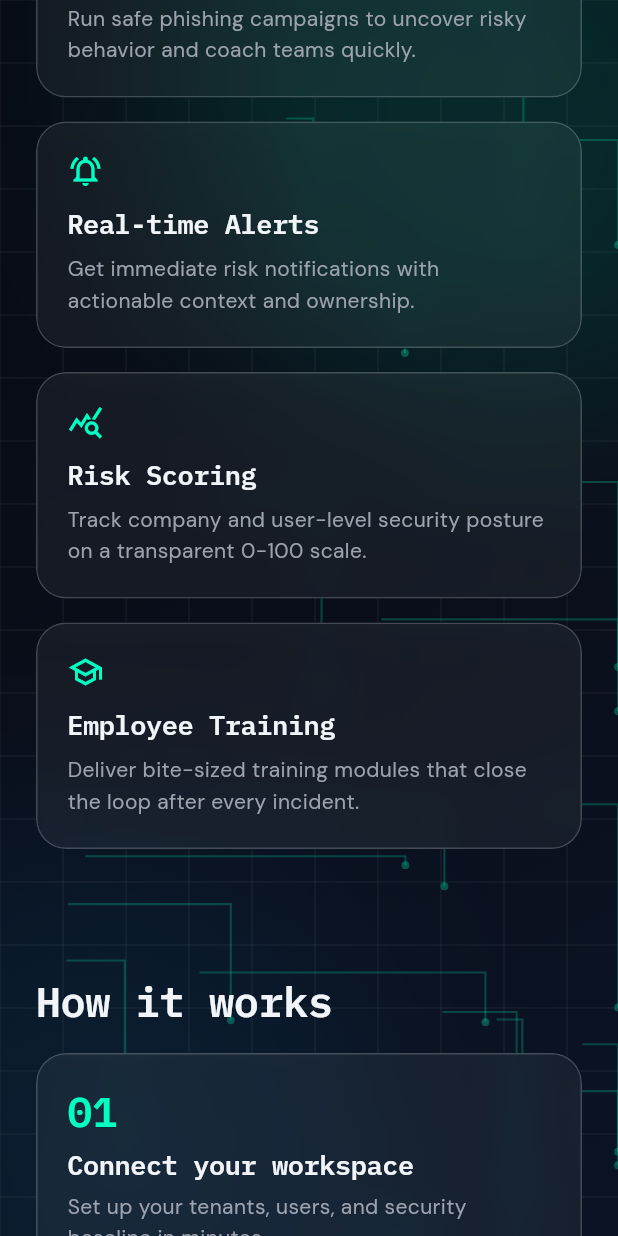
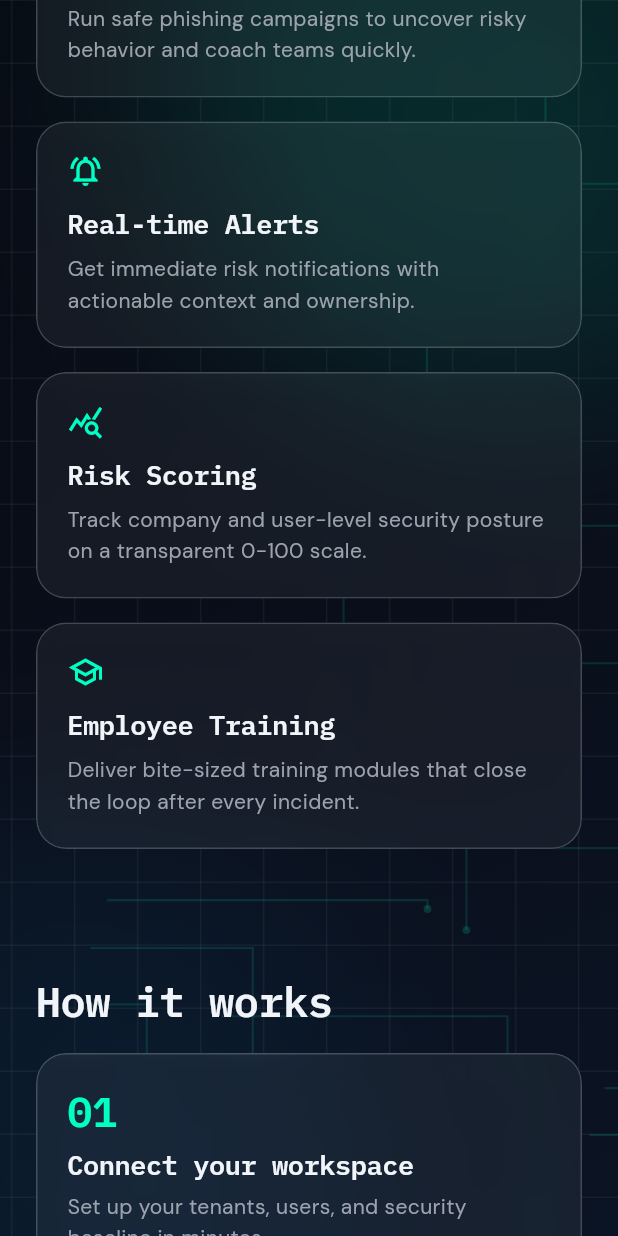
Before and after one commit to riccardopirani/sass-security, a Flutter app: the screen it shows after launch, scrolled down 3456 dp, on a phone screen of 412 x 824 dp. Run offline on Flutter 3.47's test engine with Material 3 defaults, Android fonts, the phone set to English and light mode, and no system bars; drawn by our look-alikes of flutter_animate; our stand-ins replace flutter_riverpod, go_router, google_fonts, shared_preferences, supabase_flutter; accounts and stored records are empty.

Commit message:
fix code

```diff
--- a/marketing-site/lib/i18n/app_de.arb
+++ b/marketing-site/lib/i18n/app_de.arb
@@ -174,8 +174,8 @@
   "contactFormSend": "Nachricht senden",
   "contactFormDisclaimer": "UI placeholder form. Submission backend can be connected to Supabase or CRM.",
   "contactSidebarTitle": "Kontaktinformationen",
-  "contactSidebarEmail": "Support-E-Mail",
-  "contactSidebarEmailValue": "support@cyberguard.io",
+  "contactSidebarEmail": "Vertriebs-E-Mail",
+  "contactSidebarEmailValue": "sales@marconisoftware.com",
   "contactSidebarResponse": "Antwortzeit",
   "contactSidebarResponseValue": "Within 24 business hours",
   "contactSidebarHours": "Arbeitszeiten",
--- a/marketing-site/lib/i18n/app_en.arb
+++ b/marketing-site/lib/i18n/app_en.arb
@@ -174,8 +174,8 @@
   "contactFormSend": "Send Message",
   "contactFormDisclaimer": "UI placeholder form. Submission backend can be connected to Supabase or CRM.",
   "contactSidebarTitle": "Contact info",
-  "contactSidebarEmail": "Support email",
-  "contactSidebarEmailValue": "support@cyberguard.io",
+  "contactSidebarEmail": "Sales email",
+  "contactSidebarEmailValue": "sales@marconisoftware.com",
   "contactSidebarResponse": "Response time",
   "contactSidebarResponseValue": "Within 24 business hours",
   "contactSidebarHours": "Working hours",
--- a/marketing-site/lib/i18n/app_fr.arb
+++ b/marketing-site/lib/i18n/app_fr.arb
@@ -174,8 +174,8 @@
   "contactFormSend": "Envoyer le message",
   "contactFormDisclaimer": "UI placeholder form. Submission backend can be connected to Supabase or CRM.",
   "contactSidebarTitle": "Informations de contact",
-  "contactSidebarEmail": "Email support",
-  "contactSidebarEmailValue": "support@cyberguard.io",
+  "contactSidebarEmail": "Email commerciale",
+  "contactSidebarEmailValue": "sales@marconisoftware.com",
   "contactSidebarResponse": "Delai de reponse",
   "contactSidebarResponseValue": "Within 24 business hours",
   "contactSidebarHours": "Heures de travail",
--- a/marketing-site/lib/i18n/app_it.arb
+++ b/marketing-site/lib/i18n/app_it.arb
@@ -174,8 +174,8 @@
   "contactFormSend": "Invia messaggio",
   "contactFormDisclaimer": "UI placeholder form. Submission backend can be connected to Supabase or CRM.",
   "contactSidebarTitle": "Info di contatto",
-  "contactSidebarEmail": "Email supporto",
-  "contactSidebarEmailValue": "support@cyberguard.io",
+  "contactSidebarEmail": "Email commerciale",
+  "contactSidebarEmailValue": "sales@marconisoftware.com",
   "contactSidebarResponse": "Tempo di risposta",
   "contactSidebarResponseValue": "Within 24 business hours",
   "contactSidebarHours": "Orari",
--- a/marketing-site/lib/i18n/app_ru.arb
+++ b/marketing-site/lib/i18n/app_ru.arb
@@ -174,8 +174,8 @@
   "contactFormSend": "Отправить сообщение",
   "contactFormDisclaimer": "UI placeholder form. Submission backend can be connected to Supabase or CRM.",
   "contactSidebarTitle": "Контактная информация",
-  "contactSidebarEmail": "Email поддержки",
-  "contactSidebarEmailValue": "support@cyberguard.io",
+  "contactSidebarEmail": "Коммерческий email",
+  "contactSidebarEmailValue": "sales@marconisoftware.com",
   "contactSidebarResponse": "Время ответа",
   "contactSidebarResponseValue": "Within 24 business hours",
   "contactSidebarHours": "Часы работы",
--- a/marketing-site/lib/i18n/app_zh.arb
+++ b/marketing-site/lib/i18n/app_zh.arb
@@ -174,8 +174,8 @@
   "contactFormSend": "发送消息",
   "contactFormDisclaimer": "UI placeholder form. Submission backend can be connected to Supabase or CRM.",
   "contactSidebarTitle": "联系信息",
-  "contactSidebarEmail": "支持邮箱",
-  "contactSidebarEmailValue": "support@cyberguard.io",
+  "contactSidebarEmail": "销售邮箱",
+  "contactSidebarEmailValue": "sales@marconisoftware.com",
   "contactSidebarResponse": "响应时间",
   "contactSidebarResponseValue": "Within 24 business hours",
   "contactSidebarHours": "工作时间",
--- a/marketing-site/lib/widgets/cyber_background.dart
+++ b/marketing-site/lib/widgets/cyber_background.dart
@@ -1,51 +1,133 @@
 import 'dart:math';
 
 import 'package:flutter/material.dart';
+import 'package:flutter/scheduler.dart';
 
 import '../theme/app_theme.dart';
 
-class CyberBackground extends StatelessWidget {
+const double _kGridSpacing = 42.0;
+
+/// Full-viewport cyber aesthetic: gradient, drifting grid, circuit traces, glow orbs.
+/// Uses elapsed time (not a looping 0–1 controller) so motion stays slow and continuous.
+class CyberBackground extends StatefulWidget {
   const CyberBackground({super.key});
 
   @override
+  State<CyberBackground> createState() => _CyberBackgroundState();
+}
+
+class _CyberBackgroundState extends State<CyberBackground>
+    with SingleTickerProviderStateMixin {
+  late final Ticker _ticker;
+  final ValueNotifier<Duration> _elapsed = ValueNotifier(Duration.zero);
+
+  @override
+  void initState() {
+    super.initState();
+    _ticker = createTicker((Duration dt) {
+      _elapsed.value += dt;
+    })..start();
+  }
+
+  @override
+  void dispose() {
+    _ticker.dispose();
+    _elapsed.dispose();
+    super.dispose();
+  }
+
+  @override
   Widget build(BuildContext context) {
+    return AnimatedBuilder(
+      animation: _elapsed,
+      builder: (context, child) {
+        final sec = _elapsed.value.inMicroseconds / 1e6;
+
+        // Slow constant drift (pixels / second) — modulo spacing = seamless forever
+        const vx = 1.15;
+        const vy = 0.72;
+        final gridOffsetX = (sec * vx) % _kGridSpacing;
+        final gridOffsetY = (sec * vy) % _kGridSpacing;
+
+        // Gradient axis rotates very slowly (constant angular speed)
+        const gradientRadPerSec = 0.045;
+        final angle = sec * gradientRadPerSec;
+        const gradAmp = 0.1;
+        final gx = gradAmp * cos(angle);
+        final gy = gradAmp * sin(angle);
+
+        // Circuit layer: slow drift + gentle brightness wave
+        const circuitVx = 0.55;
+        const circuitVy = 0.38;
+        final circuitShiftX = (sec * circuitVx) % _kGridSpacing;
+        final circuitShiftY = (sec * circuitVy) % _kGridSpacing;
+        final circuitPulse = 0.78 + 0.22 * sin(sec * 0.38);
+
+        // Orbs: slow Lissajous-style drift (never stops)
+        const orbRad = 0.11;
+        final orbDriftX = 28 * sin(sec * orbRad * 0.85);
+        final orbDriftY = 22 * cos(sec * orbRad * 0.65);
+        final orbBreath = 0.88 + 0.12 * sin(sec * 0.22);
+
         return Stack(
           children: [
             Positioned.fill(
               child: DecoratedBox(
-            decoration: const BoxDecoration(
+                decoration: BoxDecoration(
                   gradient: LinearGradient(
-                colors: [
+                    colors: const [
                       Color(0xFF070B14),
                       AppColors.background,
                       Color(0xFF0B1424),
                     ],
-                begin: Alignment.topLeft,
-                end: Alignment.bottomRight,
+                    begin: Alignment(-1 + gx, -1 + gy),
+                    end: Alignment(1 - gx, 1 - gy),
                   ),
                 ),
               ),
             ),
             Positioned.fill(
-          child: IgnorePointer(child: CustomPaint(painter: _GridPainter())),
+              child: IgnorePointer(
+                child: CustomPaint(
+                  painter: _GridPainter(
+                    gridOffsetX: gridOffsetX,
+                    gridOffsetY: gridOffsetY,
+                    circuitShiftX: circuitShiftX,
+                    circuitShiftY: circuitShiftY,
+                    circuitPulse: circuitPulse,
+                  ),
+                ),
+              ),
             ),
             Positioned(
-          top: -180,
-          right: -140,
+              top: -180 + orbDriftY * 0.4,
+              right: -140 + orbDriftX * 0.3,
+              child: IgnorePointer(
+                child: Opacity(
+                  opacity: orbBreath.clamp(0.0, 1.0),
                   child: _GlowOrb(
                     size: 420,
                     color: AppColors.accent.withValues(alpha: 0.12),
                   ),
                 ),
+              ),
+            ),
             Positioned(
-          bottom: -120,
-          left: -140,
+              bottom: -120 - orbDriftY * 0.35,
+              left: -140 - orbDriftX * 0.25,
+              child: IgnorePointer(
+                child: Opacity(
+                  opacity: (0.93 - orbBreath * 0.12).clamp(0.0, 1.0),
                   child: _GlowOrb(
                     size: 360,
                     color: const Color(0xFF0EA5E9).withValues(alpha: 0.08),
                   ),
                 ),
+              ),
+            ),
           ],
+        );
+      },
     );
   }
 }
@@ -58,8 +140,7 @@ class _GlowOrb extends StatelessWidget {
 
   @override
   Widget build(BuildContext context) {
-    return IgnorePointer(
-      child: Container(
+    return Container(
       width: size,
       height: size,
       decoration: BoxDecoration(
@@ -68,34 +149,53 @@ class _GlowOrb extends StatelessWidget {
           BoxShadow(color: color, blurRadius: 120, spreadRadius: 30),
         ],
       ),
-      ),
     );
   }
 }
 
 class _GridPainter extends CustomPainter {
+  _GridPainter({
+    required this.gridOffsetX,
+    required this.gridOffsetY,
+    required this.circuitShiftX,
+    required this.circuitShiftY,
+    required this.circuitPulse,
+  });
+
+  final double gridOffsetX;
+  final double gridOffsetY;
+  final double circuitShiftX;
+  final double circuitShiftY;
+  final double circuitPulse;
+
   @override
   void paint(Canvas canvas, Size size) {
     final gridPaint = Paint()
       ..color = Colors.white.withValues(alpha: 0.05)
       ..strokeWidth = 1;
 
-    const spacing = 42.0;
+    const margin = _kGridSpacing * 2;
 
-    for (double x = 0; x <= size.width; x += spacing) {
+    for (double x = -margin + gridOffsetX;
+        x <= size.width + margin;
+        x += _kGridSpacing) {
       canvas.drawLine(Offset(x, 0), Offset(x, size.height), gridPaint);
     }
 
-    for (double y = 0; y <= size.height; y += spacing) {
+    for (double y = -margin + gridOffsetY;
+        y <= size.height + margin;
+        y += _kGridSpacing) {
       canvas.drawLine(Offset(0, y), Offset(size.width, y), gridPaint);
     }
 
     final circuitPaint = Paint()
-      ..color = AppColors.accent.withValues(alpha: 0.22)
+      ..color = AppColors.accent.withValues(alpha: 0.22 * circuitPulse)
       ..strokeWidth = 1.4
       ..style = PaintingStyle.stroke;
 
     final random = Random(7);
+    canvas.save();
+    canvas.translate(circuitShiftX, circuitShiftY);
     for (var i = 0; i < 18; i++) {
       final startX = random.nextDouble() * size.width;
       final startY = random.nextDouble() * size.height;
@@ -115,11 +215,19 @@ class _GridPainter extends CustomPainter {
       canvas.drawCircle(
         Offset(midX, endY),
         2.6,
-        Paint()..color = AppColors.accent.withValues(alpha: 0.28),
+        Paint()
+          ..color = AppColors.accent.withValues(alpha: 0.28 * circuitPulse),
       );
     }
+    canvas.restore();
   }
 
   @override
-  bool shouldRepaint(covariant CustomPainter oldDelegate) => false;
+  bool shouldRepaint(covariant _GridPainter oldDelegate) {
+    return oldDelegate.gridOffsetX != gridOffsetX ||
+        oldDelegate.gridOffsetY != gridOffsetY ||
+        oldDelegate.circuitShiftX != circuitShiftX ||
+        oldDelegate.circuitShiftY != circuitShiftY ||
+        oldDelegate.circuitPulse != circuitPulse;
   }
+}
```
Also changed, not shown: marketing-site/lib/i18n/generated/app_localizations.dart, marketing-site/lib/i18n/generated/app_localizations_de.dart, marketing-site/lib/i18n/generated/app_localizations_en.dart, marketing-site/lib/i18n/generated/app_localizations_fr.dart, marketing-site/lib/i18n/generated/app_localizations_it.dart, marketing-site/lib/i18n/generated/app_localizations_ru.dart, marketing-site/lib/i18n/generated/app_localizations_zh.dart. Lines whose indentation alone changed are shown as unchanged.
